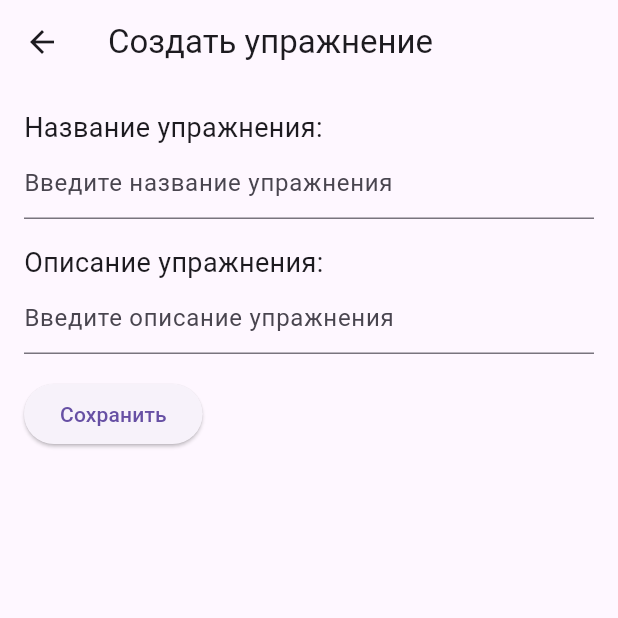
After one commit to Ertnad/MyAdjutor, a Flutter app: the CreateWorkoutPage screen opened directly, on a phone screen of 412 x 824 dp, the top half of it. The commit adds this screen. Run offline on Flutter 3.47's test engine with Material 3 defaults, Android fonts, the phone set to English and light mode, and no system bars; our stand-ins replace flutter_svg, shared_preferences; accounts and stored records are empty; network calls fail.

Commit message:
Упражнения открываются ура!!!

```diff
--- a/lib/pages/base_page.dart
+++ b/lib/pages/base_page.dart
@@ -25,6 +25,7 @@ class BasePage extends StatelessWidget {
       body: body,
       bottomNavigationBar: CustomBottomNavigationBar(
         selectedIndex: selectedIndex,
+        logo: logo, // Передаем параметр logo в CustomBottomNavigationBar
       ),
     );
   }
--- /dev/null
+++ b/lib/pages/workout/create_workout_page.dart
@@ -0,0 +1,75 @@
+import 'package:flutter/material.dart';
+
+class CreateWorkoutPage extends StatefulWidget {
+  @override
+  _CreateWorkoutPageState createState() => _CreateWorkoutPageState();
+}
+
+class _CreateWorkoutPageState extends State<CreateWorkoutPage> {
+  TextEditingController _exerciseNameController = TextEditingController();
+  TextEditingController _exerciseDescriptionController = TextEditingController();
+
+  // Метод для сохранения упражнения
+  void saveExercise(String exerciseName, String exerciseDescription) {
+    // Здесь должна быть ваша логика сохранения данных
+    print('Сохранено упражнение: $exerciseName, Описание: $exerciseDescription');
+
+    // Очищаем поля ввода после сохранения
+    _exerciseNameController.clear();
+    _exerciseDescriptionController.clear();
+
+    // Отправляем данные об упражнении обратно на предыдущий экран
+    Navigator.pop(context, {'name': exerciseName, 'description': exerciseDescription});
+  }
+
+  @override
+  Widget build(BuildContext context) {
+    return Scaffold(
+      appBar: AppBar(
+        title: Text('Создать упражнение'),
+      ),
+      body: Padding(
+        padding: const EdgeInsets.all(16.0),
+        child: Column(
+          crossAxisAlignment: CrossAxisAlignment.start,
+          children: [
+            Text(
+              'Название упражнения:',
+              style: TextStyle(fontSize: 18),
+            ),
+            TextField(
+              controller: _exerciseNameController,
+              decoration: InputDecoration(
+                hintText: 'Введите название упражнения',
+              ),
+            ),
+            SizedBox(height: 16),
+            Text(
+              'Описание упражнения:',
+              style: TextStyle(fontSize: 18),
+            ),
+            TextField(
+              controller: _exerciseDescriptionController,
+              decoration: InputDecoration(
+                hintText: 'Введите описание упражнения',
+              ),
+              maxLines: null,
+            ),
+            SizedBox(height: 16),
+            ElevatedButton(
+              onPressed: () {
+                // Получаем данные из полей ввода
+                String exerciseName = _exerciseNameController.text;
+                String exerciseDescription = _exerciseDescriptionController.text;
+
+                // Выполняем сохранение данных
+                saveExercise(exerciseName, exerciseDescription);
+              },
+              child: Text('Сохранить'),
+            ),
+          ],
+        ),
+      ),
+    );
+  }
+}
```
Also changed, not shown: lib/pages/bar/bottom_navigation_bar.dart (+7 -7 lines), lib/pages/workout/workout_item.dart (added, +22 -0 lines), lib/pages/workout/workout_item_page.dart (+100 -5 lines), lib/pages/workout/workout_list.dart (added, +20 -0 lines), lib/pages/workout/workout_page.dart (+50 -26 lines), assets/images/athlete.jpeg (added), lib/pages/workout/exercise/exercise_item.dart (added).
